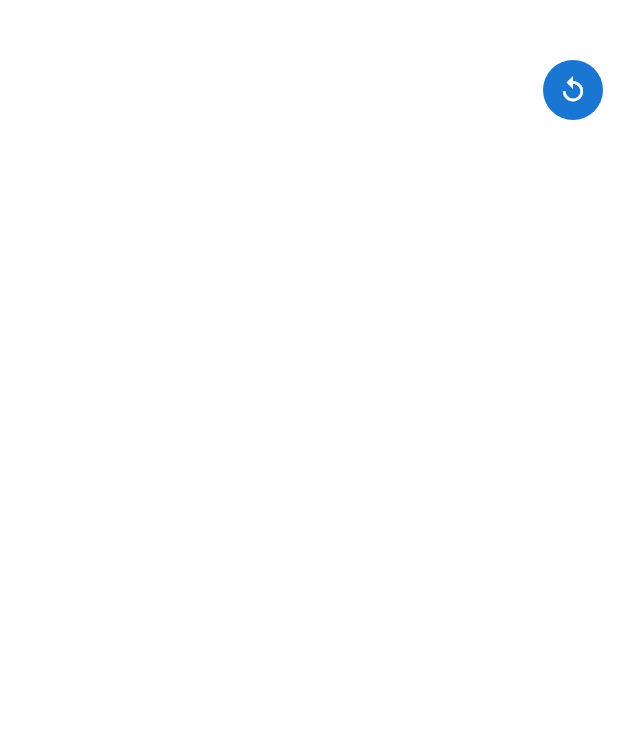
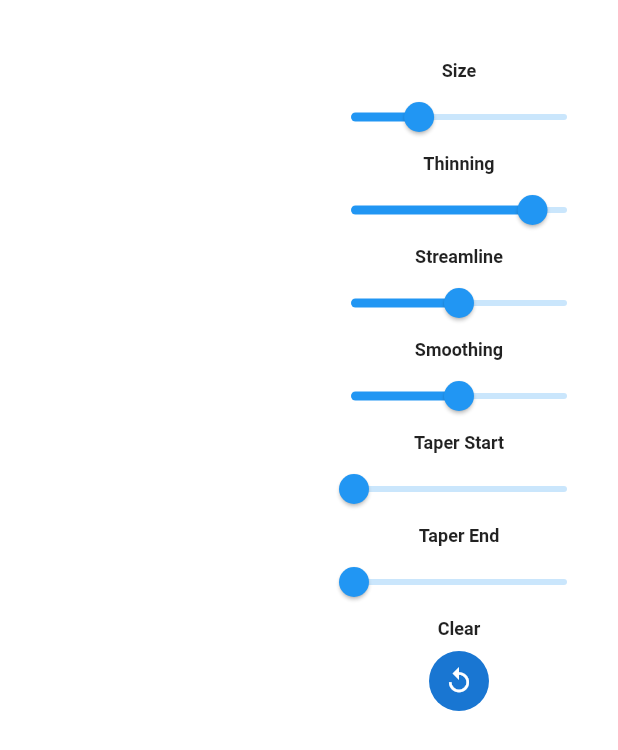
Before and after one commit to steveruizok/perfect-freehand-dart, a Flutter app: the screen it shows after launch, on a phone screen of 412 x 824 dp. Shown: the top 750 px of the screen. Run offline on Flutter 3.47's test engine with Material 2 defaults, Android fonts, the phone set to English and light mode, and no system bars.

Commit message:
Adds controls

```diff
--- a/lib/drawing_page.dart
+++ b/lib/drawing_page.dart
@@ -2,6 +2,7 @@ import 'dart:async';
 
 import './perfect-freehand/stroke.dart';
 import "./perfect-freehand/point.dart";
+import "./perfect-freehand/stroke_options.dart";
 import "./sketcher.dart";
 import 'package:flutter/material.dart';
 import 'package:flutter/rendering.dart';
@@ -18,6 +19,8 @@ class _DrawingPageState extends State<DrawingPage> {
 
   Stroke? line;
 
+  StrokeOptions options = StrokeOptions();
+
   StreamController<Stroke> currentLineStreamController =
       StreamController<Stroke>.broadcast();
 
@@ -28,6 +31,12 @@ class _DrawingPageState extends State<DrawingPage> {
     setState(() {
       lines = [];
       line = null;
+    });
+  }
+
+  Future<void> updateSizeOption(double size) async {
+    setState(() {
+      options.size = size;
     });
   }
 
@@ -70,6 +79,7 @@ class _DrawingPageState extends State<DrawingPage> {
                   return CustomPaint(
                     painter: Sketcher(
                       lines: line == null ? [] : [line!],
+                      options: options,
                     ),
                   );
                 })),
@@ -88,6 +98,7 @@ class _DrawingPageState extends State<DrawingPage> {
             return CustomPaint(
               painter: Sketcher(
                 lines: lines,
+                options: options,
               ),
             );
           },
@@ -103,18 +114,131 @@ class _DrawingPageState extends State<DrawingPage> {
         child: Column(
             crossAxisAlignment: CrossAxisAlignment.center,
             mainAxisAlignment: MainAxisAlignment.start,
-            children: [buildClearButton()]));
+            children: [
+              const Text(
+                'Size',
+                textAlign: TextAlign.start,
+                overflow: TextOverflow.ellipsis,
+                style: TextStyle(fontWeight: FontWeight.bold, fontSize: 12),
+              ),
+              Slider(
+                  value: options.size,
+                  min: 1,
+                  max: 50,
+                  divisions: 100,
+                  label: options.size.round().toString(),
+                  onChanged: (double value) => {
+                        setState(() {
+                          options.size = value;
+                        })
+                      }),
+              const Text(
+                'Thinning',
+                textAlign: TextAlign.start,
+                overflow: TextOverflow.ellipsis,
+                style: TextStyle(fontWeight: FontWeight.bold, fontSize: 12),
+              ),
+              Slider(
+                  value: options.thinning,
+                  min: -1,
+                  max: 1,
+                  divisions: 100,
+                  label: options.thinning.toStringAsFixed(2),
+                  onChanged: (double value) => {
+                        setState(() {
+                          options.thinning = value;
+                        })
+                      }),
+              const Text(
+                'Streamline',
+                textAlign: TextAlign.start,
+                overflow: TextOverflow.ellipsis,
+                style: TextStyle(fontWeight: FontWeight.bold, fontSize: 12),
+              ),
+              Slider(
+                  value: options.streamline,
+                  min: 0,
+                  max: 1,
+                  divisions: 100,
+                  label: options.streamline.toStringAsFixed(2),
+                  onChanged: (double value) => {
+                        setState(() {
+                          options.streamline = value;
+                        })
+                      }),
+              const Text(
+                'Smoothing',
+                textAlign: TextAlign.start,
+                overflow: TextOverflow.ellipsis,
+                style: TextStyle(fontWeight: FontWeight.bold, fontSize: 12),
+              ),
+              Slider(
+                  value: options.smoothing,
+                  min: 0,
+                  max: 1,
+                  divisions: 100,
+                  label: options.smoothing.toStringAsFixed(2),
+                  onChanged: (double value) => {
+                        setState(() {
+                          options.smoothing = value;
+                        })
+                      }),
+              const Text(
+                'Taper Start',
+                textAlign: TextAlign.start,
+                overflow: TextOverflow.ellipsis,
+                style: TextStyle(fontWeight: FontWeight.bold, fontSize: 12),
+              ),
+              Slider(
+                  value: options.taperStart,
+                  min: 0,
+                  max: 100,
+                  divisions: 100,
+                  label: options.taperStart.toStringAsFixed(2),
+                  onChanged: (double value) => {
+                        setState(() {
+                          options.taperStart = value;
+                        })
+                      }),
+              const Text(
+                'Taper End',
+                textAlign: TextAlign.start,
+                overflow: TextOverflow.ellipsis,
+                style: TextStyle(fontWeight: FontWeight.bold, fontSize: 12),
+              ),
+              Slider(
+                  value: options.taperEnd,
+                  min: 0,
+                  max: 100,
+                  divisions: 100,
+                  label: options.taperEnd.toStringAsFixed(2),
+                  onChanged: (double value) => {
+                        setState(() {
+                          options.taperEnd = value;
+                        })
+                      }),
+              const Text(
+                'Clear',
+                textAlign: TextAlign.start,
+                overflow: TextOverflow.ellipsis,
+                style: TextStyle(fontWeight: FontWeight.bold, fontSize: 12),
+              ),
+              buildClearButton(),
+
+            ]));
   }
 
   Widget buildClearButton() {
     return GestureDetector(
       onTap: clear,
-      child: const CircleAvatar(
+      child: Container(
+                padding: const EdgeInsets.symmetric(vertical: 8.0),
+                child: const CircleAvatar(
         child: Icon(
           Icons.replay,
           size: 20.0,
           color: Colors.white,
-        ),
+        )),
       ),
     );
   }
--- a/lib/sketcher.dart
+++ b/lib/sketcher.dart
@@ -6,8 +6,9 @@ import 'package:flutter/material.dart';
 
 class Sketcher extends CustomPainter {
   final List<Stroke> lines;
+  final StrokeOptions options;
 
-  Sketcher({required this.lines});
+  Sketcher({required this.lines, required this.options});
 
   // Paint a line on the canvas
   void paintLine(Stroke line, Canvas canvas, Paint paint) {
@@ -44,8 +45,7 @@ class Sketcher extends CustomPainter {
     for (int i = 0; i < lines.length; ++i) {
       var line = lines[i];
 
-      // Apply steamline to points
-      final options = StrokeOptions();
+      // Get Stroke Points
 
       final strokePoints = getStrokePoints(line.path, options);
 
```
